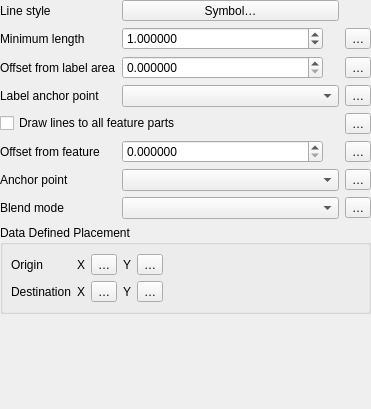
Above: src/ui/callouts/widget_simplelinecallout.ui from carsmie/QGIS before the change. Below: the same form after it.
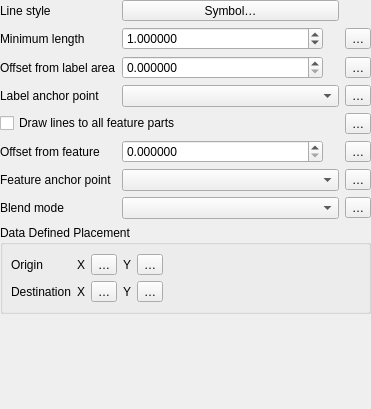
That is the form after the change. Custom widgets are drawn as their Qt base class.

Commit message: Emphasize that anchor point refers to feature side

The edit to the form file:
```diff
--- a/src/ui/callouts/widget_simplelinecallout.ui
+++ b/src/ui/callouts/widget_simplelinecallout.ui
@@ -271,7 +271,7 @@
      <item row="6" column="0">
       <widget class="QLabel" name="mAnchorPointLbl">
        <property name="text">
-        <string>Anchor point</string>
+        <string>Feature anchor point</string>
        </property>
       </widget>
      </item>
```
The commit also changes 2 other files.
